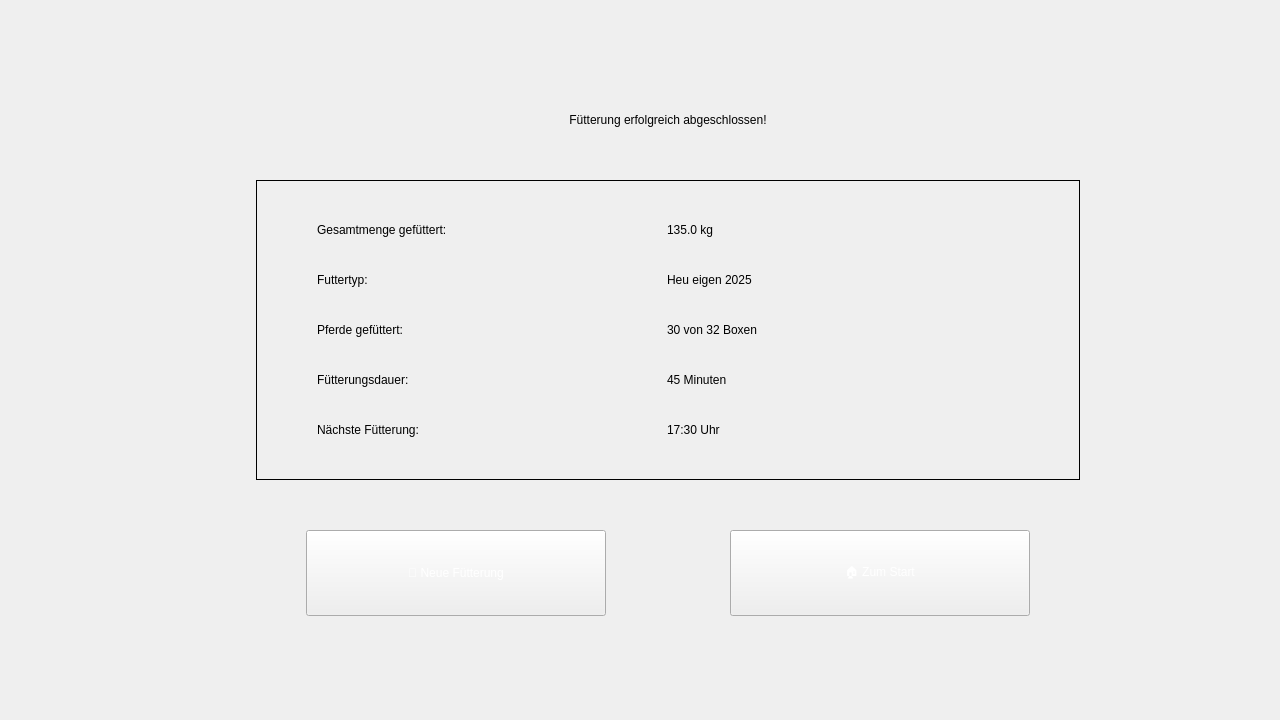
The window that views/fuetterung_abschluss.ui (DonKeWu/Futterkarre-1.2) describes before a commit, drawn with Qt 5.
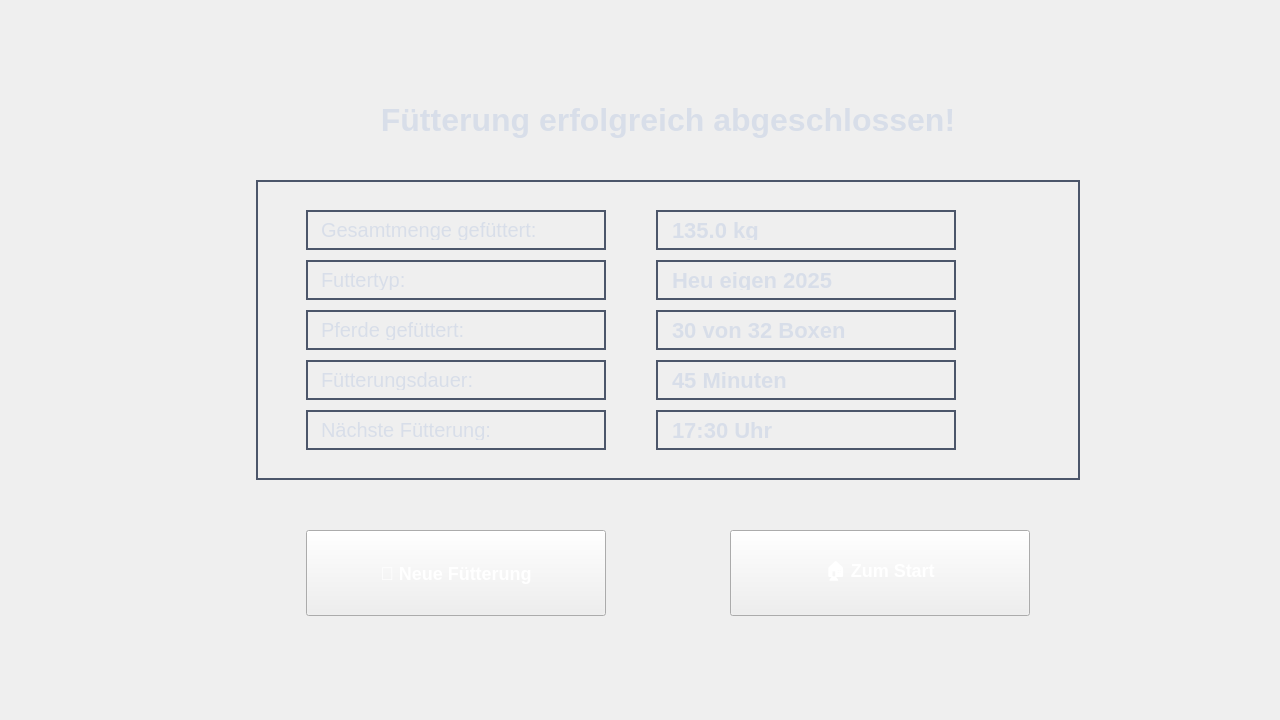
The same window after the commit.

Commit message: 🔄 RESTORE: Original UI text formatting restored - Recovered all original font sizes and text properties from backup - Theme-Manager controls ONLY colors, NOT text formatting - Original UI design preserved with proper font sizes - Only removed color overrides, kept all text formatting intact

```diff
--- a/views/fuetterung_abschluss.ui
+++ b/views/fuetterung_abschluss.ui
@@ -16,48 +16,48 @@
   <property name="styleSheet">
    <string notr="true">QWidget {
     ;
-    
-     &quot;Segoe UI&quot;, Arial, sans-serif;
+    color: #D8DEE9;
+    font-family: &quot;Segoe UI&quot;, Arial, sans-serif;
 }
 
 QLabel {
-     16px;
+    font-size: 16px;
     padding: 8px;
 }
 
 QPushButton {
     
     color: white;
-     18px;
-     bold;
+    font-size: 18px;
+    font-weight: bold;
     padding: 12px 24px;
     min-height: 60px;
 }
 
 .title-label {
-     32px;
-     bold;
-    
+    font-size: 32px;
+    font-weight: bold;
+    color: #88C0D0;
     padding: 20px;
 }
 
 .summary-label {
-     24px;
-     bold;
-    
+    font-size: 24px;
+    font-weight: bold;
+    color: #A3BE8C;
     padding: 16px;
 }
 
 .info-label {
-     20px;
-    
+    font-size: 20px;
+    color: #ECEFF4;
     padding: 12px;
 }
 
 .value-label {
-     22px;
-     bold;
-    
+    font-size: 22px;
+    font-weight: bold;
+    color: #88C0D0;
     padding: 12px;
 }</string>
   </property>
@@ -71,7 +71,7 @@
     </rect>
    </property>
    <property name="styleSheet">
-    <string> 32px;  bold</string>
+    <string>font-size: 32px; font-weight: bold;</string>
    </property>
    <property name="text">
     <string notr="true">Fütterung erfolgreich abgeschlossen!</string>
@@ -90,7 +90,7 @@
     </rect>
    </property>
    <property name="styleSheet">
-    <string notr="true">QFrame { }</string>
+    <string notr="true">QFrame { border: 2px solid #4C566A;}</string>
    </property>
    <property name="frameShape">
     <enum>QFrame::Box</enum>
@@ -105,7 +105,7 @@
      </rect>
     </property>
     <property name="styleSheet">
-     <string> 20px</string>
+     <string>font-size: 20px;</string>
     </property>
     <property name="text">
      <string>Gesamtmenge gefüttert:</string>
@@ -121,7 +121,7 @@
      </rect>
     </property>
     <property name="styleSheet">
-     <string> 22px;  bold</string>
+     <string>font-size: 22px; font-weight: bold;</string>
     </property>
     <property name="text">
      <string>135.0 kg</string>
@@ -137,7 +137,7 @@
      </rect>
     </property>
     <property name="styleSheet">
-     <string> 20px</string>
+     <string>font-size: 20px;</string>
     </property>
     <property name="text">
      <string>Futtertyp:</string>
@@ -153,7 +153,7 @@
      </rect>
     </property>
     <property name="styleSheet">
-     <string> 22px;  bold</string>
+     <string>font-size: 22px; font-weight: bold;</string>
     </property>
     <property name="text">
      <string>Heu eigen 2025</string>
@@ -169,7 +169,7 @@
      </rect>
     </property>
     <property name="styleSheet">
-     <string> 20px</string>
+     <string>font-size: 20px;</string>
     </property>
     <property name="text">
      <string>Pferde gefüttert:</string>
@@ -185,7 +185,7 @@
      </rect>
     </property>
     <property name="styleSheet">
-     <string> 22px;  bold</string>
+     <string>font-size: 22px; font-weight: bold;</string>
     </property>
     <property name="text">
      <string>30 von 32 Boxen</string>
@@ -201,7 +201,7 @@
      </rect>
     </property>
     <property name="styleSheet">
-     <string> 20px</string>
+     <string>font-size: 20px;</string>
     </property>
     <property name="text">
      <string>Fütterungsdauer:</string>
@@ -217,7 +217,7 @@
      </rect>
     </property>
     <property name="styleSheet">
-     <string> 22px;  bold</string>
+     <string>font-size: 22px; font-weight: bold;</string>
     </property>
     <property name="text">
      <string>45 Minuten</string>
@@ -233,7 +233,7 @@
      </rect>
     </property>
     <property name="styleSheet">
-     <string> 20px</string>
+     <string>font-size: 20px;</string>
     </property>
     <property name="text">
      <string>Nächste Fütterung:</string>
@@ -249,7 +249,7 @@
      </rect>
     </property>
     <property name="styleSheet">
-     <string> 22px;  bold</string>
+     <string>font-size: 22px; font-weight: bold;</string>
     </property>
     <property name="text">
      <string>17:30 Uhr</string>
```
The commit also changes 8 other files.
